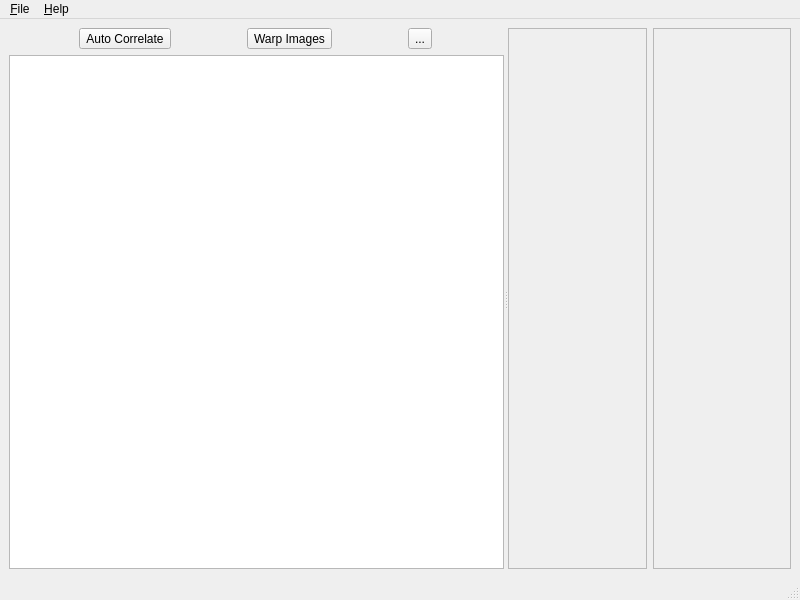
This is correlator.ui in AndreRenaud/Timelapse as Qt 5 draws it before an edit. The edited form follows.
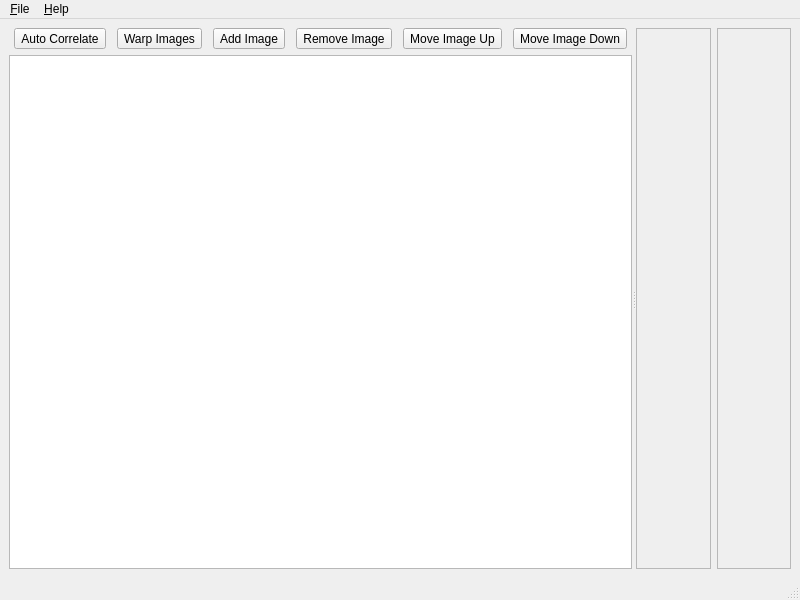
This is the edited form. Custom widgets are drawn as their Qt base class.

Commit message:
Basically got the core structure going
Able to load a list of images, manually set correlating points, and have
it produce warped output. Also added a separate script that uses
imagemagick and ffmpeg to produce a movie of the result.
Still a hack in there to force the bounding box - the calculation works
properly, but it needs to maintain the aspect ratio of the originals I
think

```diff
--- a/correlator.ui
+++ b/correlator.ui
@@ -38,10 +38,31 @@
             </property>
            </widget>
           </item>
+          <item>
+           <widget class="QToolButton" name="addImageButton">
+            <property name="text">
+             <string>Add Image</string>
+            </property>
+           </widget>
+          </item>
+          <item>
+           <widget class="QToolButton" name="removeImageButton">
+            <property name="text">
+             <string>Remove Image</string>
+            </property>
+           </widget>
+          </item>
+          <item>
+           <widget class="QToolButton" name="toolButton_4">
+            <property name="text">
+             <string>Move Image Up</string>
+            </property>
+           </widget>
+          </item>
           <item>
            <widget class="QToolButton" name="toolButton_3">
             <property name="text">
-             <string>...</string>
+             <string>Move Image Down</string>
             </property>
            </widget>
           </item>
@@ -64,7 +85,7 @@
             <rect>
              <x>0</x>
              <y>0</y>
-             <width>142</width>
+             <width>73</width>
              <height>531</height>
             </rect>
            </property>
@@ -81,7 +102,7 @@
             <rect>
              <x>0</x>
              <y>0</y>
-             <width>141</width>
+             <width>73</width>
              <height>531</height>
             </rect>
            </property>
```
The commit also changes 2 other files.
